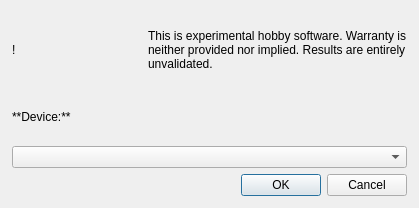
ahunt/incolata, file connectiondialog.ui: the form before one commit.
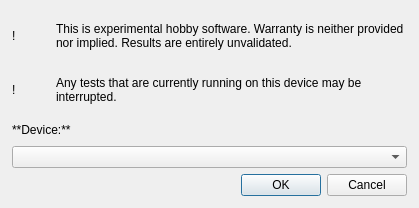
The form after the commit.

Commit message: connectiondialog: add test interruption warning

The edit to the form file:
```diff
--- a/connectiondialog.ui
+++ b/connectiondialog.ui
@@ -59,7 +59,7 @@
      <item>
       <widget class="QLabel" name="warningLabel">
        <property name="sizePolicy">
-        <sizepolicy hsizetype="Preferred" vsizetype="Minimum">
+        <sizepolicy hsizetype="Expanding" vsizetype="Minimum">
          <horstretch>0</horstretch>
          <verstretch>0</verstretch>
         </sizepolicy>
@@ -77,6 +77,45 @@
      </item>
     </layout>
    </item>
+   <item>
+    <layout class="QHBoxLayout" name="testWarningLayout">
+     <property name="spacing">
+      <number>12</number>
+     </property>
+     <item>
+      <widget class="QLabel" name="testWarningIcon">
+       <property name="minimumSize">
+        <size>
+         <width>32</width>
+         <height>32</height>
+        </size>
+       </property>
+       <property name="text">
+        <string>!</string>
+       </property>
+      </widget>
+     </item>
+     <item>
+      <widget class="QLabel" name="testWarningLabel">
+       <property name="sizePolicy">
+        <sizepolicy hsizetype="Expanding" vsizetype="Minimum">
+         <horstretch>0</horstretch>
+         <verstretch>0</verstretch>
+        </sizepolicy>
+       </property>
+       <property name="text">
+        <string>Any tests that are currently running on this device may be interrupted.</string>
+       </property>
+       <property name="scaledContents">
+        <bool>false</bool>
+       </property>
+       <property name="wordWrap">
+        <bool>true</bool>
+       </property>
+      </widget>
+     </item>
+    </layout>
+   </item>
    <item>
     <layout class="QVBoxLayout" name="deviceLayout">
      <item>
```
Left out of the diff: 6 changed lines with no effect on the pictures. The commit also changes 1 other file.
